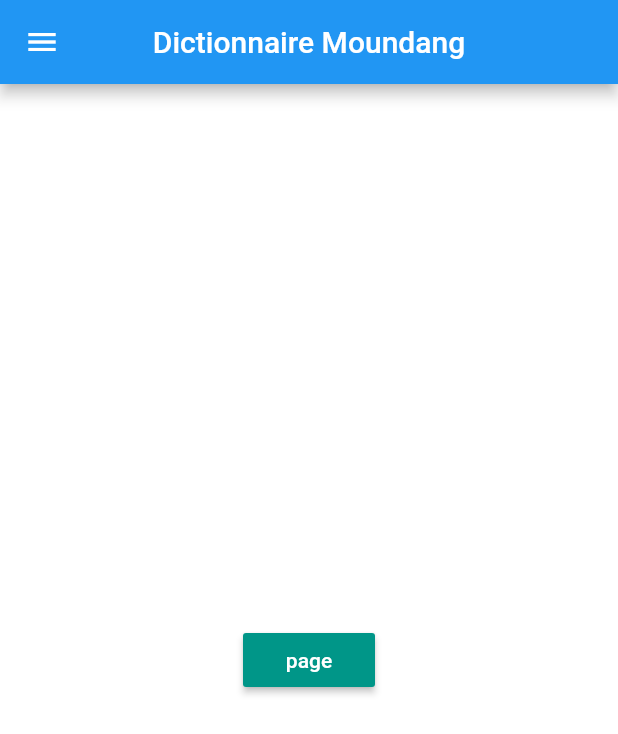
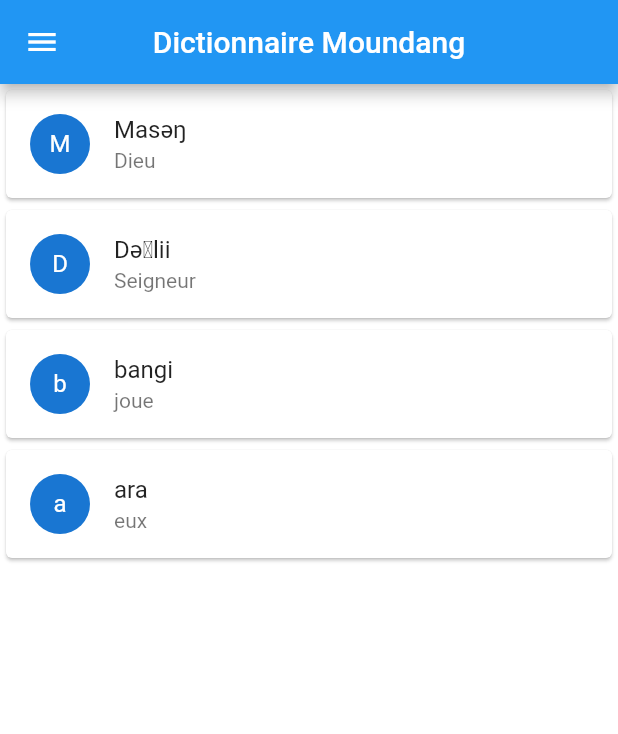
Before and after one commit to calvinkda/dictionnaire_moundang, a Flutter app: the screen it shows after launch, on a phone screen of 412 x 824 dp. Shown: the top 734 px of the screen. Run offline on Flutter 3.47's test engine with Material 2 defaults, Android fonts, the phone set to English and light mode, and no system bars.

Commit message:
insertion du json dico et lecture

```diff
--- /dev/null
+++ b/assets/Dico_Moundang.json
@@ -0,0 +1,71 @@
+
+[
+  {
+     "mot": "Masəŋ",
+     "mot_fr": "Dieu",
+     "description":[
+      "1. Masəŋ Dəɓlii ɓuuru,Pah fan daŋ wo sərri,<br/>Daga zah’nan pim,ru joŋ soko nyi mo.<br/>Ru yii təɗii Dəɓlii, ma ne swah tə fan daŋ.<br/>Osoko wo Dəɓlii ɓuu goŋ ma ga lii.",
+      "2. Masəŋ Dəɓlii ɓuuru,Pa ma ’yah za sərri.<br/>Ru kea səŋ pel ɓo,mor ru ye fan jol ɓo.<br/>Angeloi ge taira, keara səŋ mor ɓal ɓo.<br/>Ru daŋ tai kyaŋ ka yii Dəɓlii ɓuu daŋ.",
+      "3. Ru yii mo Dəɓlii ɓuu, Pa ma əə za sərri.<br/>Amo ɓaŋ kiita za sər daŋ tətəl ɓo.<br/>Ru yii mo Dəɓlii ɓuu, aru za syee mor ɓo.<br/>Mo lee ru ne syim ɓo pə Golgata.",
+      "4. Ru yii Pa kəə ɓuuru, Tə’yak Matəɗaŋdaŋ <br/>Mai Masəŋ pee ka joŋ yeɓ pə zahzyil ɓuu.<br/>Ru yii mo Tə’yakke, mor mo ’yah ru naiko,<br/>Amo ye Pa lai ɓuu pə zahzyilli.",
+      "5. Ru yii mo Dəɓlii ɓuu, mor mo Pa kwan syakke.<br/>Fan mai mo cak fahlii, mo ɓaŋ ɓoo ge lalle.<br/>Soko wo ɓo Pa ɓuu, mor mo ’yah ru naiko.<br/>Mo rək ’yah ɓo ge pə zahzyil ɓuuru.",
+      "6. Ru yii Dəɓlii Yesu, mor mo lwaa Goŋ ɓo ɓe. <br/>Mo dai yaŋ pa ɓo, mo kaa ɓo jokəsah ahe.<br/>Aru tə byak jin ɓo, ka mo tai ru gŋ ta.<br/>Wəə ru pə bone ɓuu, dan ru pə Goŋ bo."
+
+    ],
+	"traduction":[
+      "1. Masəŋ Dəɓlii ɓuuru,Pah fan daŋ wo sərri,<br/>Daga zah’nan pim,ru joŋ soko nyi mo.<br/>Ru yii təɗii Dəɓlii, ma ne swah tə fan daŋ.<br/>Osoko wo Dəɓlii ɓuu goŋ ma ga lii."
+
+    ]
+  },
+  {
+     "mot": "Dəɓlii",
+     "mot_fr": "Seigneur",
+     "description":[
+      "1. Masəŋ Dəɓlii ɓuuru,Pah fan daŋ wo sərri,<br/>Daga zah’nan pim,ru joŋ soko nyi mo.<br/>Ru yii təɗii Dəɓlii, ma ne swah tə fan daŋ.<br/>Osoko wo Dəɓlii ɓuu goŋ ma ga lii.",
+      "2. Masəŋ Dəɓlii ɓuuru,Pa ma ’yah za sərri.<br/>Ru kea səŋ pel ɓo,mor ru ye fan jol ɓo.<br/>Angeloi ge taira, keara səŋ mor ɓal ɓo.<br/>Ru daŋ tai kyaŋ ka yii Dəɓlii ɓuu daŋ.",
+      "3. Ru yii mo Dəɓlii ɓuu, Pa ma əə za sərri.<br/>Amo ɓaŋ kiita za sər daŋ tətəl ɓo.<br/>Ru yii mo Dəɓlii ɓuu, aru za syee mor ɓo.<br/>Mo lee ru ne syim ɓo pə Golgata.",
+      "4. Ru yii Pa kəə ɓuuru, Tə’yak Matəɗaŋdaŋ <br/>Mai Masəŋ pee ka joŋ yeɓ pə zahzyil ɓuu.<br/>Ru yii mo Tə’yakke, mor mo ’yah ru naiko,<br/>Amo ye Pa lai ɓuu pə zahzyilli.",
+      "5. Ru yii mo Dəɓlii ɓuu, mor mo Pa kwan syakke.<br/>Fan mai mo cak fahlii, mo ɓaŋ ɓoo ge lalle.<br/>Soko wo ɓo Pa ɓuu, mor mo ’yah ru naiko.<br/>Mo rək ’yah ɓo ge pə zahzyil ɓuuru.",
+      "6. Ru yii Dəɓlii Yesu, mor mo lwaa Goŋ ɓo ɓe. <br/>Mo dai yaŋ pa ɓo, mo kaa ɓo jokəsah ahe.<br/>Aru tə byak jin ɓo, ka mo tai ru gŋ ta.<br/>Wəə ru pə bone ɓuu, dan ru pə Goŋ bo."
+
+    ],
+	"traduction":[
+      "1. Masəŋ Dəɓlii ɓuuru,Pah fan daŋ wo sərri,<br/>Daga zah’nan pim,ru joŋ soko nyi mo.<br/>Ru yii təɗii Dəɓlii, ma ne swah tə fan daŋ.<br/>Osoko wo Dəɓlii ɓuu goŋ ma ga lii."
+
+    ]
+  },
+  {
+    "mot": "bangi",
+    "mot_fr": "joue",
+    "description":[
+      "1. Masəŋ Dəɓlii ɓuuru,Pah fan daŋ wo sərri,<br/>Daga zah’nan pim,ru joŋ soko nyi mo.<br/>Ru yii təɗii Dəɓlii, ma ne swah tə fan daŋ.<br/>Osoko wo Dəɓlii ɓuu goŋ ma ga lii.",
+      "2. Masəŋ Dəɓlii ɓuuru,Pa ma ’yah za sərri.<br/>Ru kea səŋ pel ɓo,mor ru ye fan jol ɓo.<br/>Angeloi ge taira, keara səŋ mor ɓal ɓo.<br/>Ru daŋ tai kyaŋ ka yii Dəɓlii ɓuu daŋ.",
+      "3. Ru yii mo Dəɓlii ɓuu, Pa ma əə za sərri.<br/>Amo ɓaŋ kiita za sər daŋ tətəl ɓo.<br/>Ru yii mo Dəɓlii ɓuu, aru za syee mor ɓo.<br/>Mo lee ru ne syim ɓo pə Golgata.",
+      "4. Ru yii Pa kəə ɓuuru, Tə’yak Matəɗaŋdaŋ <br/>Mai Masəŋ pee ka joŋ yeɓ pə zahzyil ɓuu.<br/>Ru yii mo Tə’yakke, mor mo ’yah ru naiko,<br/>Amo ye Pa lai ɓuu pə zahzyilli.",
+      "5. Ru yii mo Dəɓlii ɓuu, mor mo Pa kwan syakke.<br/>Fan mai mo cak fahlii, mo ɓaŋ ɓoo ge lalle.<br/>Soko wo ɓo Pa ɓuu, mor mo ’yah ru naiko.<br/>Mo rək ’yah ɓo ge pə zahzyil ɓuuru.",
+      "6. Ru yii Dəɓlii Yesu, mor mo lwaa Goŋ ɓo ɓe. <br/>Mo dai yaŋ pa ɓo, mo kaa ɓo jokəsah ahe.<br/>Aru tə byak jin ɓo, ka mo tai ru gŋ ta.<br/>Wəə ru pə bone ɓuu, dan ru pə Goŋ bo."
+
+    ],
+    "traduction":[
+      "1. Masəŋ Dəɓlii ɓuuru,Pah fan daŋ wo sərri,<br/>Daga zah’nan pim,ru joŋ soko nyi mo.<br/>Ru yii təɗii Dəɓlii, ma ne swah tə fan daŋ.<br/>Osoko wo Dəɓlii ɓuu goŋ ma ga lii."
+
+    ]
+  },
+  {
+    "mot": "ara",
+    "mot_fr": "eux",
+    "description":[
+      "1. Masəŋ Dəɓlii ɓuuru,Pah fan daŋ wo sərri,<br/>Daga zah’nan pim,ru joŋ soko nyi mo.<br/>Ru yii təɗii Dəɓlii, ma ne swah tə fan daŋ.<br/>Osoko wo Dəɓlii ɓuu goŋ ma ga lii.",
+      "2. Masəŋ Dəɓlii ɓuuru,Pa ma ’yah za sərri.<br/>Ru kea səŋ pel ɓo,mor ru ye fan jol ɓo.<br/>Angeloi ge taira, keara səŋ mor ɓal ɓo.<br/>Ru daŋ tai kyaŋ ka yii Dəɓlii ɓuu daŋ.",
+      "3. Ru yii mo Dəɓlii ɓuu, Pa ma əə za sərri.<br/>Amo ɓaŋ kiita za sər daŋ tətəl ɓo.<br/>Ru yii mo Dəɓlii ɓuu, aru za syee mor ɓo.<br/>Mo lee ru ne syim ɓo pə Golgata.",
+      "4. Ru yii Pa kəə ɓuuru, Tə’yak Matəɗaŋdaŋ <br/>Mai Masəŋ pee ka joŋ yeɓ pə zahzyil ɓuu.<br/>Ru yii mo Tə’yakke, mor mo ’yah ru naiko,<br/>Amo ye Pa lai ɓuu pə zahzyilli.",
+      "5. Ru yii mo Dəɓlii ɓuu, mor mo Pa kwan syakke.<br/>Fan mai mo cak fahlii, mo ɓaŋ ɓoo ge lalle.<br/>Soko wo ɓo Pa ɓuu, mor mo ’yah ru naiko.<br/>Mo rək ’yah ɓo ge pə zahzyil ɓuuru.",
+      "6. Ru yii Dəɓlii Yesu, mor mo lwaa Goŋ ɓo ɓe. <br/>Mo dai yaŋ pa ɓo, mo kaa ɓo jokəsah ahe.<br/>Aru tə byak jin ɓo, ka mo tai ru gŋ ta.<br/>Wəə ru pə bone ɓuu, dan ru pə Goŋ bo."
+
+    ],
+    "traduction":[
+      "1. Masəŋ Dəɓlii ɓuuru,Pah fan daŋ wo sərri,<br/>Daga zah’nan pim,ru joŋ soko nyi mo.<br/>Ru yii təɗii Dəɓlii, ma ne swah tə fan daŋ.<br/>Osoko wo Dəɓlii ɓuu goŋ ma ga lii."
+
+    ]
+  }
+]
--- a/lib/about.dart
+++ b/lib/about.dart
@@ -2,11 +2,7 @@ import 'package:flutter/material.dart';
 
 class About extends StatelessWidget{
   static const routeName = '/about';
-  detail(String title){
-    this.title = title;
-  }
 
-  String title;
 
   @override
   Widget build(BuildContext context) {
@@ -14,7 +10,7 @@ class About extends StatelessWidget{
     return Scaffold(
         backgroundColor: Colors.white,
         appBar: AppBar(
-          title: Text(title),
+          title: Text('à propos de nous'),
           centerTitle: true,
 
         ),
--- a/lib/main.dart
+++ b/lib/main.dart
@@ -1,5 +1,8 @@
 import 'package:flutter/cupertino.dart';
 import 'package:flutter/material.dart';
+import 'package:flutter/services.dart'show rootBundle;
+import 'dart:async';
+import 'dart:convert';
 import 'detail.dart';
 import 'about.dart';
 //import 'drawer.dart';
@@ -10,6 +13,7 @@ void main() {
 
 
 class MyApp extends StatelessWidget {
+
   @override
   Widget build(BuildContext context) {
     // l'applicatio qui doit etre retourné dans la fonction main
@@ -34,6 +38,24 @@ class Home extends StatefulWidget{
 }
 
 class _Home extends State<Home>{
+
+  //lecture du fichier json depuis le dossier assets
+  List data;
+  Future<String> loadJsonData() async{
+    var JsonText= await rootBundle.loadString('assets/Dico_Moundang.json');
+    setState(() {
+      data=json.decode(JsonText);
+    });
+    return 'reussit';
+    //print(JsonText);
+  }
+
+  //fonction d'apple du fichier Json
+  @override
+  void initState(){
+    this.loadJsonData();
+  }
+
   @override
   Widget build(BuildContext context) {
     // c'est la classe qui  hétite du state de Home avec convection '_'
@@ -56,9 +78,17 @@ class _Home extends State<Home>{
                     Container(
                       width: 100,
                       height: 100,
+                      margin: EdgeInsets.only(
+                        top: 30,
+                        bottom: 10,
+                      ),
+
                       decoration: BoxDecoration(
                         shape: BoxShape.circle,
-                       // image: DecorationImage(),
+                        image: DecorationImage(
+                          image: AssetImage('assets/logo moi.jpg'),
+                          fit: BoxFit.fill
+                        ),
 
                       ),
 
@@ -102,16 +132,27 @@ class _Home extends State<Home>{
 
           )
       ),
-      body: Center(
-        child: RaisedButton(
-          onPressed: newpage,
-          child: Text('page'),
-          color: Colors.teal,
-          textColor: Colors.white ,
-        ),
+      body: ListView.builder(
+          itemCount: data.length,
+        itemBuilder: (BuildContext context, int index){
+            return Card(
+              child: Column(
+              children: <Widget>[
+                ListTile(
+                  leading: CircleAvatar(child: Text(data[index]['mot'][0]),),
+                  title: Text(data[index]['mot']),
+                  subtitle: Text(data[index]['mot_fr']),
+                )
+
+              ],
+            ),
+            );
+        },
+
+
       ),
 
-    );
+      );
 
   }
 
@@ -150,5 +191,6 @@ class _Home extends State<Home>{
         }
         )
     );
+
   }
 }
```
